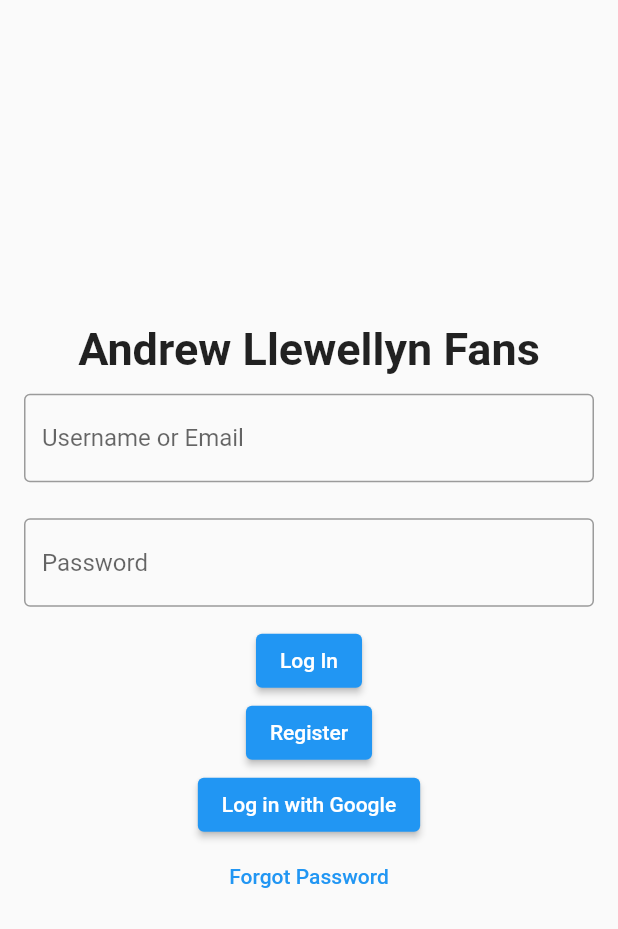
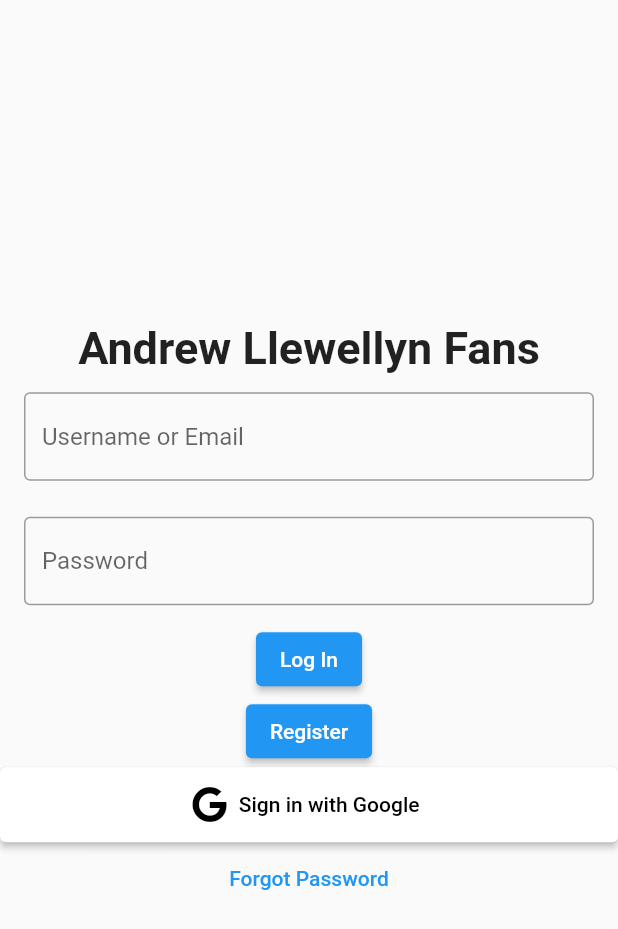
Before and after one commit to allwllyn/allewellyn4fanpage0, a Flutter app: the screen it shows after launch, on a phone screen of 412 x 824 dp. Shown: the top 929 px of the screen. Run offline on Flutter 3.47's test engine with Material 2 defaults, Android fonts, the phone set to English and light mode, and no system bars; our stand-ins replace cloud_firestore, firebase_auth, firebase_core, font_awesome_flutter, google_sign_in; accounts and stored records are empty.

Commit message:
Google Auth, Logout
Implemented Google Sign-in and logout

```diff
--- /dev/null
+++ b/lib/auth_service.dart
@@ -0,0 +1,11 @@
+import 'package:firebase_auth/firebase_auth.dart';
+
+class AuthService {
+  final _auth = FirebaseAuth.instance;
+
+  Future<UserCredential> signInWithCredential(AuthCredential credential) =>
+      _auth.signInWithCredential(credential);
+
+  Future<void> logout() => _auth.signOut();
+  Stream<User?> get currentUser => _auth.authStateChanges();
+}
--- a/lib/main.dart
+++ b/lib/main.dart
@@ -1,8 +1,10 @@
+import 'package:allewellyn4fanpage0/auth_bloc.dart';
 import 'package:allewellyn4fanpage0/signin.dart';
 import 'package:firebase_core/firebase_core.dart';
 import 'package:flutter/material.dart';
 import 'firebase_options.dart';
 import 'database_service.dart';
+import 'package:provider/provider.dart';
 
 void main() async {
   WidgetsFlutterBinding.ensureInitialized();
@@ -20,9 +22,12 @@ class MyApp extends StatelessWidget {
   // This widget is the root of your application.
   @override
   Widget build(BuildContext context) {
-    return MaterialApp(
-      title: 'Andrew Llewellyn Fanpage',
-      home: SignInPage(),
+    return Provider(
+      create: (context) => AuthBloc(),
+      child: MaterialApp(
+        title: 'Andrew Llewellyn Fanpage',
+        home: SignInPage(),
+      ),
     );
   }
 }
--- a/lib/signin.dart
+++ b/lib/signin.dart
@@ -1,8 +1,12 @@
+import 'package:allewellyn4fanpage0/auth_bloc.dart';
 import 'package:cloud_firestore/cloud_firestore.dart';
 import 'package:firebase_auth/firebase_auth.dart';
+import 'package:provider/provider.dart';
 import 'register.dart';
 import 'home.dart';
 import 'package:flutter/material.dart';
+import 'package:google_sign_in/google_sign_in.dart';
+import 'package:font_awesome_flutter/font_awesome_flutter.dart';
 
 class SignInPage extends StatefulWidget {
   @override
@@ -13,14 +17,27 @@ class _SignIn extends State<SignInPage> {
   // const SignInPage({ Key? key }) : super(key: key);
   final FirebaseAuth _auth = FirebaseAuth.instance;
   final FirebaseFirestore _db = FirebaseFirestore.instance;
-
+  final GoogleSignIn googleSignIn = GoogleSignIn();
   final _formKey = GlobalKey<FormState>();
   final _email = TextEditingController();
   final _password = TextEditingController();
+
   bool _loading = false;
+  @override
+  void initState() {
+    var authBloc = Provider.of<AuthBloc>(context, listen: false);
+    authBloc.currentUser.listen((fbUser) {
+      if (fbUser != null) {
+        Navigator.of(context)
+            .push(MaterialPageRoute(builder: (context) => const HomePage()));
+      }
+    });
+    super.initState();
+  }
 
   @override
   Widget build(BuildContext context) {
+    final authBloc = Provider.of<AuthBloc>(context);
     return Scaffold(
         body: _loading
             ? LoadingPage()
@@ -86,9 +103,17 @@ class _SignIn extends State<SignInPage> {
                           },
                           child: const Text("Register"),
                         ),
-                        ElevatedButton(
-                          onPressed: () {},
-                          child: const Text("Log in with Google"),
+                        ElevatedButton.icon(
+                          style: ElevatedButton.styleFrom(
+                            primary: Colors.white,
+                            onPrimary: Colors.black,
+                            minimumSize: Size(double.infinity, 50),
+                          ),
+                          icon: FaIcon(FontAwesomeIcons.google),
+                          label: Text('Sign in with Google'),
+                          onPressed: () => authBloc.loginGoogle(),
+
+                          //child: const Text("Log in with Google"),
                         ),
                         TextButton(
                           onPressed: () {},
--- a/pubspec.yaml
+++ b/pubspec.yaml
@@ -12,6 +12,10 @@ dependencies:
   firebase_core: ^1.12.0
   firebase_auth: ^3.3.7
   cupertino_icons: ^1.0.2
+  google_sign_in: ^5.2.4
+  font_awesome_flutter: ^9.0.0
+  provider: ^6.0.0
+
 
 dev_dependencies:
   flutter_test:
```
Also changed, not shown: lib/auth_bloc.dart (added, +28 -0 lines), lib/home.dart (+24 -0 lines), pubspec.lock, 4 other files.
